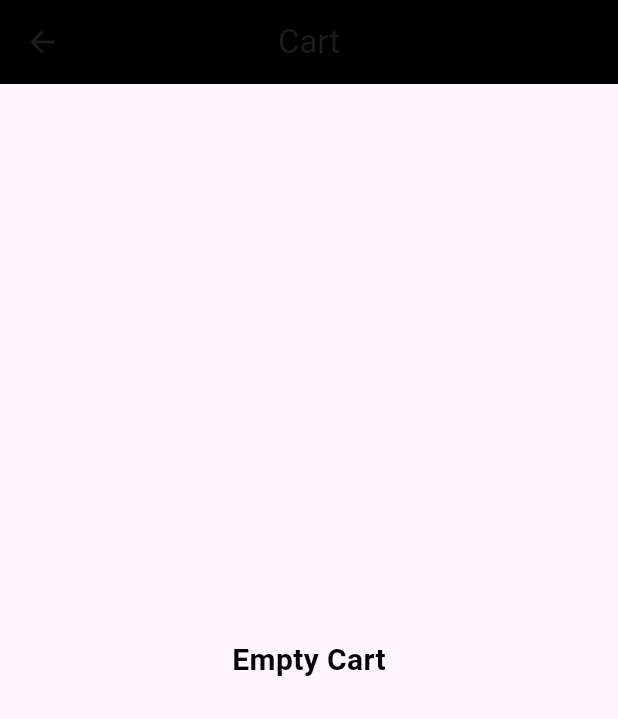
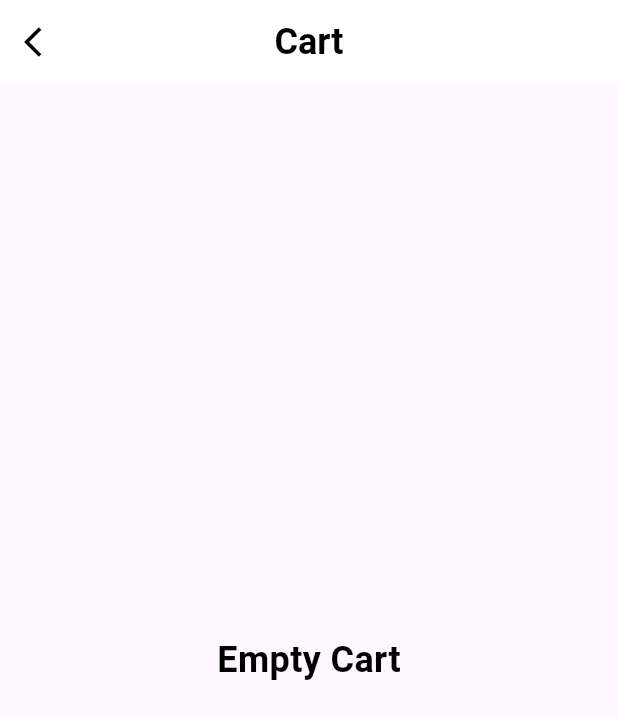
Before and after one commit to VYSHNAVKM/shopping_app, a Flutter app: the screen it shows after launch, after a tap on the "shopping cart" icon, on a phone screen of 412 x 824 dp. Shown: the top 719 px of the screen. Run offline on Flutter 3.47's test engine with Material 3 defaults, Android fonts, the phone set to English and light mode, and no system bars.

Commit message:
fix alignment

```diff
--- a/lib/view/cart_screen/cart_screen.dart
+++ b/lib/view/cart_screen/cart_screen.dart
@@ -1,6 +1,5 @@
 import 'package:flutter/material.dart';
 import 'package:provider/provider.dart';
-import 'package:shopping_app/model/model.dart';
 import 'package:shopping_app/provider/shopping_app_provider.dart';
 import 'package:shopping_app/view/home_screen/home_screen.dart';
 
@@ -13,16 +12,31 @@ class CartScreen extends StatelessWidget {
   Widget build(BuildContext context) {
     return Scaffold(
       appBar: AppBar(
-        backgroundColor: Colors.black,
+        backgroundColor: Colors.white,
         centerTitle: true,
-        title: Text('Cart'),
+        title: Text(
+          'Cart',
+          style: TextStyle(
+            fontWeight: FontWeight.bold,
+            fontSize: 24,
+            color: Colors.black,
+          ),
+        ),
+        leading: IconButton(
+            onPressed: () {
+              Navigator.pop(context);
+            },
+            icon: Icon(
+              Icons.arrow_back_ios,
+              color: Colors.black,
+            )),
       ),
       body: context.watch<ShoppingAppProvider>().cartcount == 0
           ? Center(
               child: Text(
                 'Empty Cart',
                 style: TextStyle(
-                    fontSize: 20,
+                    fontSize: 24,
                     fontWeight: FontWeight.bold,
                     color: Colors.black),
               ),
@@ -40,8 +54,7 @@ class CartScreen extends StatelessWidget {
                         child: Column(
                           children: [
                             Container(
-                              height: 180,
-                              width: 350,
+                              width: MediaQuery.of(context).size.width * 0.99,
                               color: Colors.black,
                               child: Row(
                                 children: [
@@ -100,7 +113,8 @@ class CartScreen extends StatelessWidget {
                                           child: Row(
                                             children: [
                                               CircleAvatar(
-                                                radius: 15,
+                                                backgroundColor: Colors.white,
+                                                radius: 20,
                                                 child: IconButton(
                                                     onPressed: () {
                                                       context
@@ -113,14 +127,15 @@ class CartScreen extends StatelessWidget {
                                                     },
                                                     icon: Icon(
                                                       Icons.add,
-                                                      size: 15,
+                                                      size: 20,
                                                     )),
                                               ),
                                               SizedBox(
                                                 width: 30,
                                               ),
                                               CircleAvatar(
-                                                radius: 15,
+                                                backgroundColor: Colors.white,
+                                                radius: 20,
                                                 child: IconButton(
                                                     onPressed: context
                                                                 .watch<
@@ -141,7 +156,7 @@ class CartScreen extends StatelessWidget {
                                                           },
                                                     icon: Icon(
                                                       Icons.remove,
-                                                      size: 15,
+                                                      size: 20,
                                                     )),
                                               ),
                                             ],
@@ -154,9 +169,15 @@ class CartScreen extends StatelessWidget {
                                             style: ButtonStyle(
                                                 backgroundColor:
                                                     MaterialStatePropertyAll(
-                                                        Colors.grey.shade700)),
+                                                        Colors.white)),
                                             onPressed: () {},
-                                            child: Text('Make a payment'))
+                                            child: Text(
+                                              'Make a payment',
+                                              style: TextStyle(
+                                                  fontWeight: FontWeight.bold,
+                                                  fontSize: 17,
+                                                  color: Colors.black),
+                                            ))
                                       ],
                                     ),
                                   ),
--- a/lib/view/home_screen/home_screen.dart
+++ b/lib/view/home_screen/home_screen.dart
@@ -19,13 +19,18 @@ class _HomeScreenState extends State<HomeScreen> {
   Widget build(BuildContext context) {
     return Scaffold(
       appBar: AppBar(
-          backgroundColor: Colors.black,
+          backgroundColor: Colors.white,
           centerTitle: true,
-          title: Text('ITEMS'),
+          title: Text(
+            'ITEMS',
+            style: TextStyle(
+                fontSize: 24, fontWeight: FontWeight.bold, color: Colors.black),
+          ),
           leading: IconButton(
               onPressed: () {},
               icon: Icon(
                 Icons.person,
+                color: Colors.black,
                 size: 30,
               )),
           actions: [
@@ -40,6 +45,7 @@ class _HomeScreenState extends State<HomeScreen> {
                     },
                     icon: Icon(
                       Icons.shopping_cart,
+                      color: Colors.black,
                       size: 30,
                     ))
                 : Stack(
@@ -77,14 +83,19 @@ class _HomeScreenState extends State<HomeScreen> {
             SizedBox(
               width: 300,
               child: SearchBar(
-                  hintText: 'Search anything',
-                  backgroundColor:
-                      MaterialStatePropertyAll(Colors.grey.shade300),
-                  leading: Icon(
-                    Icons.search,
-                    size: 30,
-                  ),
-                  shadowColor: MaterialStatePropertyAll(Colors.black)),
+                hintText: 'Search anything',
+                hintStyle: MaterialStatePropertyAll(TextStyle(
+                  fontWeight: FontWeight.bold,
+                  fontSize: 17,
+                  color: Colors.white,
+                )),
+                backgroundColor: MaterialStatePropertyAll(Colors.black),
+                leading: Icon(
+                  Icons.search,
+                  color: Colors.white,
+                  size: 30,
+                ),
+              ),
             ),
             SizedBox(
               width: 10,
```
Also changed, not shown: lib/view/item_screen/item_screen.dart (+18 -2 lines), lib/utils/color_constant.dart (deleted).
